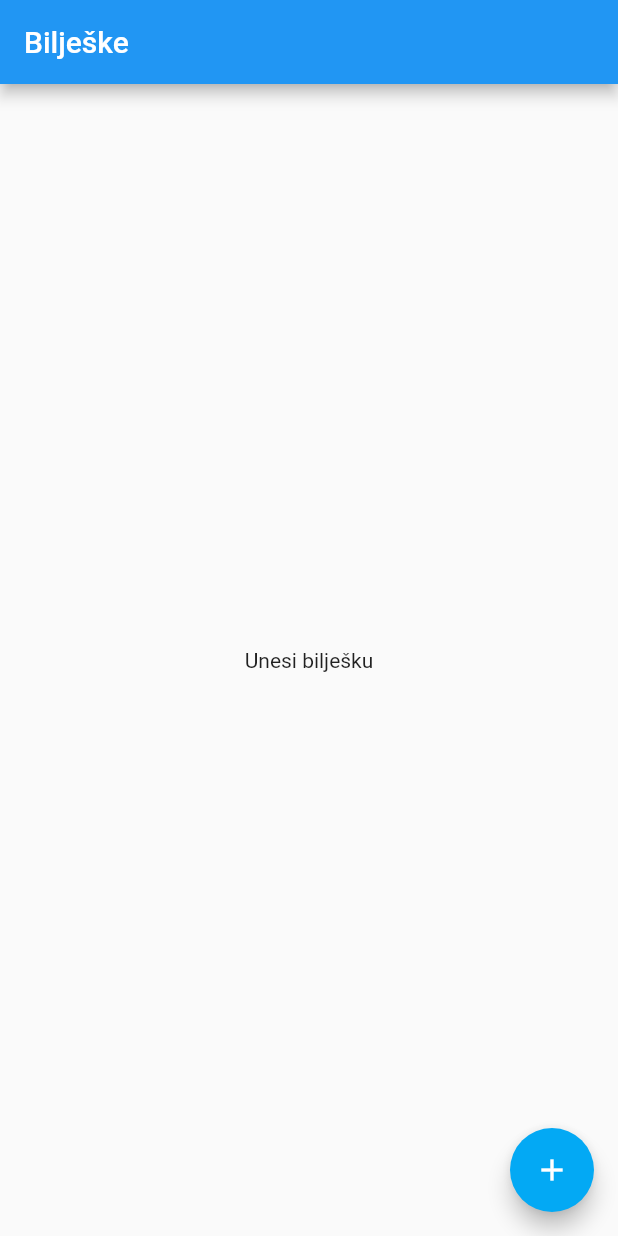
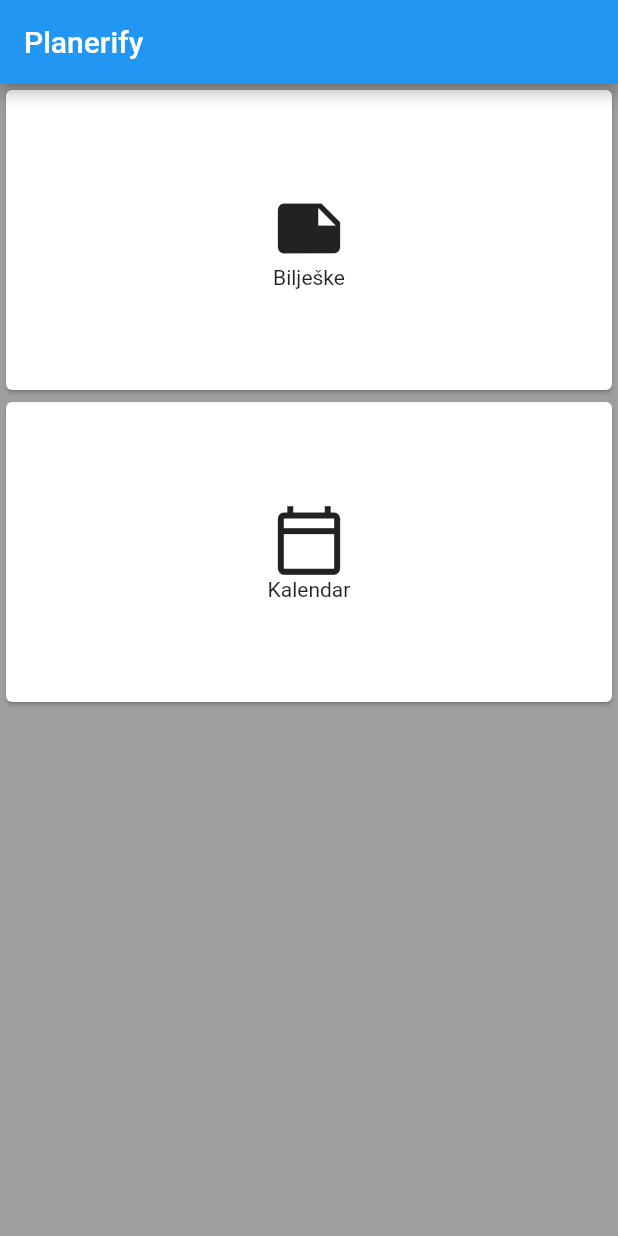
Before and after one commit to AIR-FOI-HR/AIR2005, a Flutter app: the screen it shows after launch, on a phone screen of 412 x 824 dp. Run offline on Flutter 3.47's test engine with Material 2 defaults, Android fonts, the phone set to English and light mode, and no system bars; our stand-ins replace cloud_firestore, firebase_core, table_calendar; accounts and stored records are empty.

Commit message:
dodan izbornik i pocetni prikaz kalendara

```diff
--- a/planerify/lib/main.dart
+++ b/planerify/lib/main.dart
@@ -1,9 +1,12 @@
 import 'package:cloud_firestore/cloud_firestore.dart';
 import 'package:firebase_core/firebase_core.dart';
+import 'package:flutter/services.dart';
 import 'package:planerify/login.dart';
 import 'package:planerify/routes/addNote.dart';
 import 'package:flutter/material.dart';
 import 'package:planerify/routes/editNote.dart';
+import 'package:planerify/screens/mainScreen.dart';
+import 'package:planerify/screens/notes.dart';
 
 import 'models/note.dart';
 
@@ -11,94 +14,10 @@ import 'models/note.dart';
 void main() async {
   WidgetsFlutterBinding.ensureInitialized();
   await Firebase.initializeApp();
-  runApp(MyApp());
+  //runApp(Notes());
+  runApp(IconButtonApp());
 }
 
-class MyApp extends StatelessWidget {
-  // This widget is the root of your application.
-  @override
-  Widget build(BuildContext context)  {
-    return MaterialApp(
-      routes: {
-        EditNote.routeName: (context) => EditNote()
-    },
-      title: 'Bilješke',
-      home: MyHomePage()
-    );
-  }
-}
 
-class MyHomePage extends StatefulWidget {
-  @override
-  _MyHomePageState createState() {
-    return _MyHomePageState();
-  }
-}
 
-class _MyHomePageState extends State<MyHomePage> {
-  @override
-  Widget build(BuildContext context) {
-    return Scaffold(
-      appBar: AppBar(
-          title: Text('Bilješke')
-      ),
-      body: _buildBody(context),
-      floatingActionButton: FloatingActionButton(
-        onPressed: () {
-          Navigator.push(
-            context,
-            MaterialPageRoute(builder: (context) => AddNote()),
-          );
-        },
-        child: Icon(Icons.add),
-        backgroundColor: Colors.lightBlue,
-      ),
-    );
-  }
-
-  Widget _buildBody(BuildContext context) {
-    return StreamBuilder<QuerySnapshot>(
-      stream: FirebaseFirestore.instance.collection('note-01').snapshots(),
-      builder: (context, snapshot) {
-        if (!snapshot.hasData) return LinearProgressIndicator();
-
-        return _buildList(context, snapshot.data.docs);
-      },
-    );
-  }
-
-  Widget _buildList(BuildContext context, List<DocumentSnapshot> snapshot) {
-    if(snapshot.isNotEmpty)
-    {
-      return ListView(
-        padding: const EdgeInsets.only(top: 20.0),
-        children: snapshot.map((data) => _buildListItem(context, data)).toList(),
-      );
-    }
-    else
-      {
-        return Center(
-          child: Text("Unesi bilješku")
-        );
-      }
-
-  }
-
-  Widget _buildListItem(BuildContext context, DocumentSnapshot data) {
-    final note = Note.fromSnapshot(data);
-    return Padding(
-      key: ValueKey(note.id),
-      padding: const EdgeInsets.symmetric(horizontal: 16.0, vertical: 8.0),
-      child: Container(
-        decoration: BoxDecoration(
-          border: Border.all(color: Colors.grey),
-          borderRadius: BorderRadius.circular(5.0),
-        ),
-        child: ListTile(
-          title: Text(note.nazivBiljeske),
-          onTap: () => Navigator.pushNamed(context, EditNote.routeName, arguments: note)
-          )
-        ),
-      );
-  }
-}
+//void main() => runApp(IconButtonApp());
--- a/planerify/lib/routes/editNote.dart
+++ b/planerify/lib/routes/editNote.dart
@@ -2,7 +2,7 @@ import 'package:cloud_firestore/cloud_firestore.dart';
 import 'package:flutter/cupertino.dart';
 import 'package:flutter/material.dart';
 import 'package:planerify/models/note.dart';
-import 'package:planerify/support/Constants.dart';
+import 'package:planerify/support/constants.dart';
 import 'package:planerify/support/styles.dart';
 
 TextEditingController nazivController = TextEditingController();
--- /dev/null
+++ b/planerify/lib/screens/mainScreen.dart
@@ -0,0 +1,61 @@
+import 'package:flutter/material.dart';
+import 'package:planerify/models/menuOption.dart';
+import 'package:planerify/support/menuList.dart';
+
+import 'notes.dart';
+
+
+
+
+class IconButtonApp extends StatelessWidget {
+  static const String _title = 'Planerify';
+
+  @override
+  Widget build(BuildContext context) {
+    listOfCards.clear();
+    InitializeList();
+    return MaterialApp(
+      title: _title,
+      home: Scaffold(
+        backgroundColor: Colors.grey,
+        appBar: AppBar(title: const Text(_title)),
+        body: ListView.builder(
+            itemCount: listOfCards.length,
+            itemBuilder: _itemBuilder,
+          )
+          /*Center(
+          child: MyStatefulWidget(),
+        ),
+      ),*/
+    ));
+  }
+}
+
+Widget _itemBuilder(BuildContext context, int index) {
+  MenuOption menuOption = getInstance(index);
+  return  Card(
+          child: InkWell(
+          splashColor: Colors.black12,
+          onTap: ()
+          {
+            Navigator.push(
+              context,
+              MaterialPageRoute(builder: (context) => menuOption.Route),
+            );
+          }
+          ,
+          child: Container(
+            width: 300,
+            height: 200,
+            child: Column(
+              mainAxisAlignment: MainAxisAlignment.center,
+              children: [
+                Icon(menuOption.MenuIcon,size: 50,),
+                Text("${menuOption.Name}")
+              ],
+            ),
+          ),
+        )
+    );
+
+}
--- /dev/null
+++ b/planerify/lib/support/menuList.dart
@@ -0,0 +1,19 @@
+import 'package:flutter/material.dart';
+import 'package:planerify/screens/calendarScreen.dart';
+import 'package:planerify/screens/notes.dart';
+
+import '../models/menuOption.dart';
+
+List<MenuOption> listOfCards = <MenuOption>[];
+
+
+getInstance(int index) {
+  return listOfCards[index];
+}
+
+InitializeList()
+{
+
+  listOfCards.add(new MenuOption("Bilješke", Icons.note, Notes()));
+  listOfCards.add(new MenuOption("Kalendar", Icons.calendar_today_outlined, CalendarScreen()));
+}
--- a/planerify/pubspec.yaml
+++ b/planerify/pubspec.yaml
@@ -26,7 +26,7 @@ dependencies:
   cloud_firestore: ^0.14.2
   firebase_core: ^0.5.1
   provider: ^4.0.2
-
+  table_calendar: ^2.3.1
 
   # The following adds the Cupertino Icons font to your application.
   # Use with the CupertinoIcons class for iOS style icons.
```
Also changed, not shown: planerify/lib/models/menuOption.dart (added, +13 -0 lines), planerify/lib/screens/calendarScreen.dart (added, +158 -0 lines), planerify/lib/screens/notes.dart (added, +95 -0 lines), planerify/lib/support/constants.dart (renamed from planerify/lib/support/Constants.dart), planerify/pubspec.lock, 1 other file.
